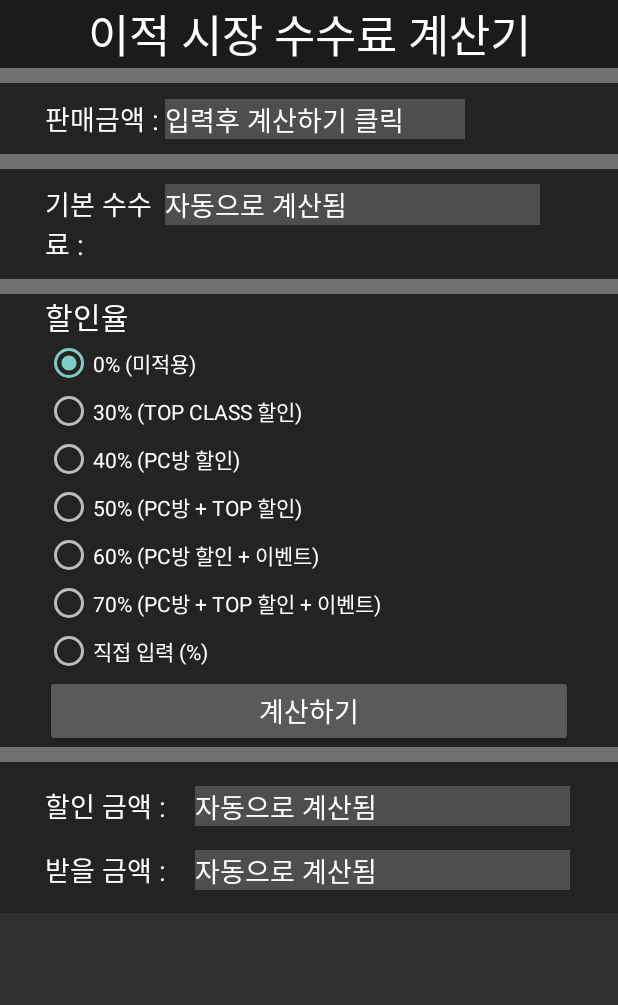
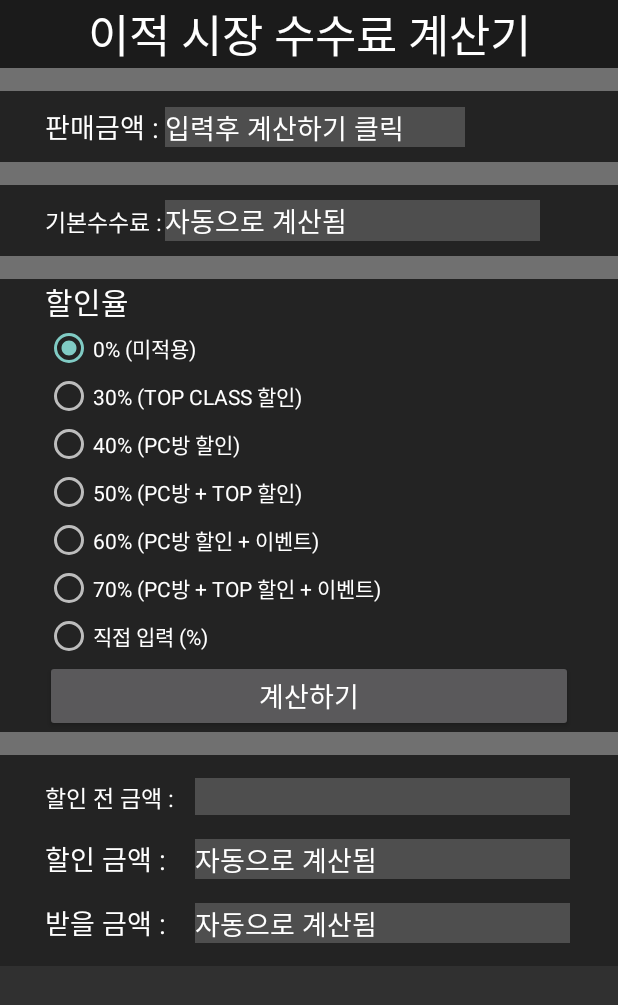
Before and after one commit to ehgus8313/FO4_Commission_Helper, an Android app: the screen it shows after launch (MainActivity), on a phone screen of 412 x 824 dp. Shown: the top 1005 px of the screen. Run offline under Robolectric (Android 15) with nearby library versions, the phone set to English and light mode, and no system bars.

Commit message:
PlayStore_Launching_Ver1.1.1 버그수정 Edittext 천단위기호 표시 추가 판매 전 금액 확인칸 추가

```diff
--- a/app/build.gradle
+++ b/app/build.gradle
@@ -6,8 +6,8 @@ android {
         applicationId "com.kwon.ehgus.fo4commission"
         minSdkVersion 15
         targetSdkVersion 29
-        versionCode 2
-        versionName "1.1"
+        versionCode 3
+        versionName "1.1.1"
         testInstrumentationRunner "android.support.test.runner.AndroidJUnitRunner"
     }
     buildTypes {
--- a/app/src/main/java/com/kwon/ehgus/fo4commission/MainActivity.java
+++ b/app/src/main/java/com/kwon/ehgus/fo4commission/MainActivity.java
@@ -1,7 +1,10 @@
 package com.kwon.ehgus.fo4commission;
 
+import android.os.Bundle;
 import android.support.v7.app.AppCompatActivity;
-import android.os.Bundle;
+import android.text.Editable;
+import android.text.TextUtils;
+import android.text.TextWatcher;
 import android.view.View;
 import android.widget.Button;
 import android.widget.EditText;
@@ -10,18 +13,22 @@ import android.widget.RadioButton;
 import android.widget.RadioGroup;
 import android.widget.Toast;
 
+import java.text.DecimalFormat;
+
 import static android.view.View.GONE;
 import static android.view.View.VISIBLE;
 
 public class MainActivity extends AppCompatActivity {
 
 
-    private EditText Saleamount, Fee, Self, Discount, Receive;
+    private EditText Saleamount, Fee, Self, Discount, Receive,origin;
     private Button Button1, Button2;
     private RadioGroup radioGroup;
     private double feeamount=0;
     private RadioButton fee_radio1, fee_radio2, fee_radio3, fee_radio4 ,fee_radio5, fee_radio6, fee_radio7;
     private LinearLayout lay;
+    private DecimalFormat format = new DecimalFormat("###,###");//콤마
+    private String Editresult="";
 
     @Override
     protected void onCreate(Bundle savedInstanceState) {
@@ -29,10 +36,12 @@ public class MainActivity extends AppCompatActivity {
         setContentView(R.layout.activity_main);
 
         Saleamount = (EditText) findViewById(R.id.Saleamount);
+        Saleamount.addTextChangedListener(watcher);
         Fee = (EditText) findViewById(R.id.Fee);
         Self = (EditText) findViewById(R.id.Self);
         Discount = (EditText) findViewById(R.id.Discount);
         Receive = (EditText) findViewById(R.id.Receive);
+        origin = (EditText) findViewById(R.id.origin);
 
 
         //라디오 버튼 설정
@@ -60,17 +69,28 @@ public class MainActivity extends AppCompatActivity {
         Button1.setOnClickListener(new Button.OnClickListener() {
             @Override
             public void onClick(View view) {
-                String tmp1 = Saleamount.getText().toString();
+                String tmp1 = Saleamount.getText().toString().replaceAll("\\,","");;
                 if (Saleamount.length() <= 0) {
                     Toast.makeText(MainActivity.this, "금액을 입력해주세요.", Toast.LENGTH_SHORT).show();
                 } else {
                     //판매금액 받기
+                    Integer original = (int) (Integer.parseInt(tmp1) - (Integer.parseInt(tmp1) * 0.3));
                     Integer result = (int) (Integer.parseInt(tmp1) * 0.3);
                     Integer tmp3 = (int) ((Integer.parseInt(tmp1) - (Integer.parseInt(tmp1) * 0.3)) + (Integer.parseInt(tmp1) * 0.3) * feeamount);
                     Integer tmp4 = (int) ((Integer.parseInt(tmp1) * 0.3) * feeamount);
-                    Fee.setText(result.toString());
-                    Receive.setText(tmp3.toString());
-                    Discount.setText("+" + tmp4.toString());
+
+                    //천단위 기호 변환환
+                    long resultlong = Long.parseLong(String.valueOf(result));
+                    long tmp3long = Long.parseLong(String.valueOf(tmp3));
+                    long tmp4long = Long.parseLong(String.valueOf(tmp4));
+                    long originallong = Long.parseLong(String.valueOf(original));
+
+
+
+                    Fee.setText(format.format(resultlong));
+                    Receive.setText(format.format(tmp3long));
+                    Discount.setText("+" + format.format(tmp4long));
+                    origin.setText(format.format(originallong));
                     System.out.println(feeamount);
                 }
             }
@@ -93,6 +113,30 @@ public class MainActivity extends AppCompatActivity {
             }
         });
     }
+//Edittext입력시 천단위기호 변환
+    TextWatcher watcher = new TextWatcher() {
+        @Override
+        public void beforeTextChanged(CharSequence charSequence, int i, int i1, int i2) {
+
+        }
+
+        @Override
+        public void onTextChanged(CharSequence charSequence, int i, int i1, int i2) {
+            if(!TextUtils.isEmpty(charSequence.toString()) && !charSequence.toString().equals(Editresult)){
+                Editresult = format.format(Double.parseDouble(charSequence.toString().replaceAll(",","")));
+                Saleamount.setText(Editresult);
+                Saleamount.setSelection(Editresult.length());
+            }
+        }
+
+        @Override
+        public void afterTextChanged(Editable editable) {
+
+        }
+    };
+
+
+
     //라디오 버튼 클릭 리스너
     RadioButton.OnClickListener radioButtonClickListener = new RadioButton.OnClickListener() {
         @Override
--- a/app/src/main/res/layout/activity_main.xml
+++ b/app/src/main/res/layout/activity_main.xml
@@ -14,7 +14,7 @@
         <LinearLayout
             android:layout_width="match_parent"
             android:layout_height="wrap_content"
-            android:layout_marginBottom="10dp"
+            android:layout_marginBottom="15dp"
             android:background="#1B1B1B">
 
             <TextView
@@ -33,7 +33,7 @@
             android:background="#232323"
             android:paddingBottom="10dp"
             android:paddingTop="10dp"
-            android:layout_marginBottom="10dp"
+            android:layout_marginBottom="15dp"
             android:paddingLeft="30dp"
             >
             <TextView
@@ -64,7 +64,7 @@
             android:layout_width="match_parent"
             android:layout_height="wrap_content"
             android:background="#232323"
-            android:layout_marginBottom="10dp"
+            android:layout_marginBottom="15dp"
             android:paddingBottom="10dp"
             android:paddingTop="10dp"
             android:paddingLeft="30dp"
@@ -74,8 +74,8 @@
                 android:layout_height="wrap_content"
                 android:width="80dp"
                 android:textColor="#ffffff"
-                android:text="기본 수수료 :"
-                android:textSize="18dp"
+                android:text="기본수수료 :"
+                android:textSize="15dp"
                 />
             <EditText
                 android:id="@+id/Fee"
@@ -96,7 +96,7 @@
             android:layout_width="match_parent"
             android:layout_height="wrap_content"
             android:background="#232323"
-            android:layout_marginBottom="10dp"
+            android:layout_marginBottom="15dp"
             android:paddingLeft="30dp"
             >
             <TextView
@@ -224,6 +224,34 @@
                 android:layout_height="wrap_content"
                 android:width="100dp"
                 android:textColor="#ffffff"
+                android:text="할인 전 금액 : "
+                android:textSize="15dp"
+                />
+            <EditText
+                android:id="@+id/origin"
+                android:layout_width="wrap_content"
+                android:layout_height="wrap_content"
+                android:width="250dp"
+                android:background="#4E4E4E"
+                android:textColorHint="#ffffff"
+                android:textColor="#ffffff"
+                android:hint=""
+                android:enabled="false"
+                android:textSize="18dp" />
+        </LinearLayout>
+        <LinearLayout
+            android:orientation="horizontal"
+            android:layout_width="match_parent"
+            android:layout_height="wrap_content"
+            android:background="#232323"
+            android:paddingTop="15dp"
+            android:paddingLeft="30dp"
+            >
+            <TextView
+                android:layout_width="wrap_content"
+                android:layout_height="wrap_content"
+                android:width="100dp"
+                android:textColor="#ffffff"
                 android:text="할인 금액 : "
                 android:textSize="18dp"
                 />
```
